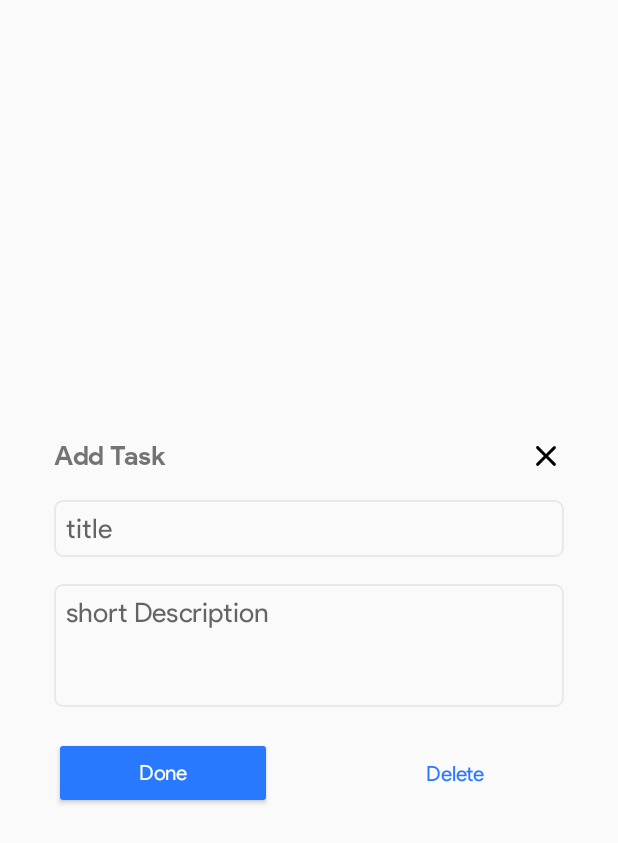
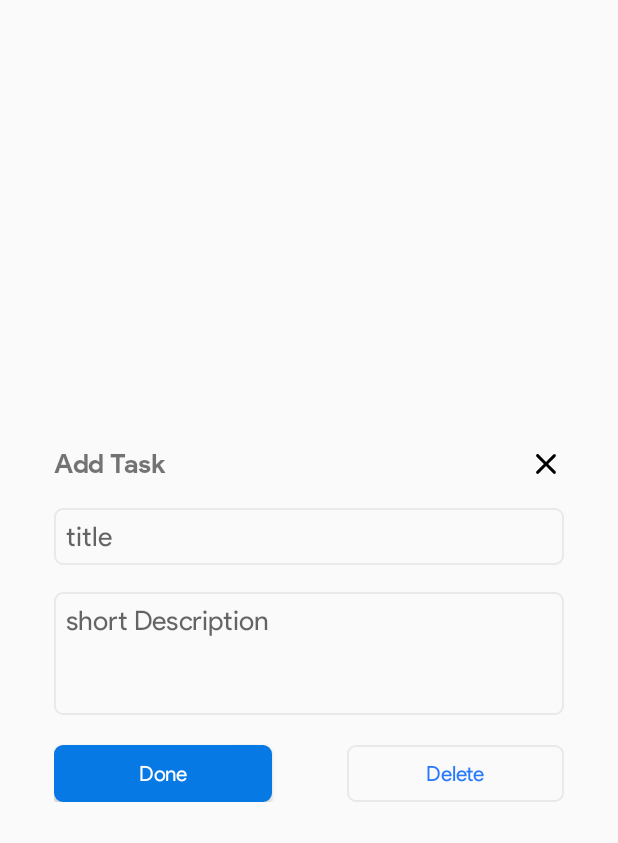
Before and after one commit to captain82/Focus, an Android app: the layout activity_empty.xml on its own in the app's theme, with its tools: preview values and no code run, on a phone screen of 412 x 824 dp. Shown: the top 843 px of the screen. Run offline under Robolectric (Android 15) with nearby library versions, the phone set to English and light mode, and no system bars.

Commit message:
In app functionalities completed.

```diff
--- a/app/src/main/java/com/example/focus/EmptyActivity.kt
+++ b/app/src/main/java/com/example/focus/EmptyActivity.kt
@@ -69,6 +69,8 @@ class EmptyActivity : AppCompatActivity() {
             if(titile.text.isNotBlank() or titile.text.isNotEmpty()){
                 //Toast.makeText(this,"Title cannot be empty" , Toast.LENGTH_SHORT).show()
             }
+
+            onBackPressed()
         }
 
         deleteButton.setOnClickListener {
@@ -77,7 +79,4 @@ class EmptyActivity : AppCompatActivity() {
         }
     }
 
-    private fun editTask(){
-
-    }
 }
--- a/app/src/main/java/com/example/focus/TaskDao.kt
+++ b/app/src/main/java/com/example/focus/TaskDao.kt
@@ -11,6 +11,9 @@ interface TaskDao {
     @Query("UPDATE taskmodel SET title = :title,description = :desc WHERE id=:id")
     fun updateTask(title: String, desc: String, id: Int)
 
+    @Query("UPDATE taskmodel SET isCompleted = :isCompleted WHERE id=:id")
+    fun updateChecker(isCompleted: Boolean, id: Int)
+
     @Query("SELECT * FROM `taskmodel`")
     fun query(): Observable<List<TaskModel>>
 
--- /dev/null
+++ b/app/src/main/res/drawable/rounded_blue_back.xml
@@ -0,0 +1,10 @@
+<?xml version="1.0" encoding="utf-8"?>
+<shape xmlns:android="http://schemas.android.com/apk/res/android"
+    android:shape="rectangle"
+    >
+    <solid android:color="@color/darkBlue"/>
+    <corners android:radius="5dp" />
+    <stroke
+        android:width="1dp"
+        android:color="@color/darkBlue" />
+</shape>
--- a/app/src/main/res/layout/activity_empty.xml
+++ b/app/src/main/res/layout/activity_empty.xml
@@ -74,12 +74,12 @@
                 android:id="@+id/doneButton"
                 android:layout_width="0dp"
                 android:layout_marginRight="50dp"
-                android:layout_height="wrap_content"
+                android:layout_height="38dp"
                 android:layout_marginTop="20dp"
                 android:text="Done"
                 android:textAllCaps="false"
+                android:background="@drawable/rounded_blue_back"
                 android:fontFamily="@font/product_sans_regular"
-                android:backgroundTint="@color/colorPrimary"
                 android:textColor="#ffffff"
                 app:layout_constraintStart_toStartOf="parent"
                 app:layout_constraintEnd_toStartOf="@id/deleteButton"
@@ -88,11 +88,12 @@
             <TextView
                 android:id="@+id/deleteButton"
                 android:layout_width="0dp"
-                android:layout_height="wrap_content"
+                android:layout_height="38dp"
                 app:layout_constraintEnd_toEndOf="parent"
                 android:textColor="@color/colorPrimary"
                 android:text="Delete"
                 android:gravity="center"
+                android:background="@drawable/rounded_line"
                 android:visibility="visible"
                 android:fontFamily="@font/product_sans_regular"
                 app:layout_constraintStart_toEndOf="@id/doneButton"
--- a/app/src/main/res/layout/activity_main.xml
+++ b/app/src/main/res/layout/activity_main.xml
@@ -11,7 +11,7 @@
         android:layout_width="match_parent"
         android:layout_height="wrap_content"
         android:fontFamily="@font/product_sans_bold"
-        android:text="Wednesday"
+        android:text="Sadhka"
         android:textColor="#2a2a2a"
         android:textSize="40dp"
         android:layout_marginStart="24dp"
@@ -37,7 +37,7 @@
         android:layout_width="wrap_content"
         android:layout_height="wrap_content"
         android:fontFamily="@font/product_sans_bold"
-        android:text="18th January,2020"
+        android:text="0/0 completed"
         android:padding="8dp"
         android:layout_marginTop="6dp"
         android:textColor="#5a5a5a"
--- a/app/src/main/res/layout/task_recycler_item.xml
+++ b/app/src/main/res/layout/task_recycler_item.xml
@@ -68,7 +68,7 @@
             android:layout_height="wrap_content"
             android:gravity="center_vertical"
             android:minHeight="24dp"
-            android:textColor="#000000"
+            android:textColor="#5a5a5a"
             android:layout_marginStart="12dp"
             android:fontFamily="@font/product_sans_bold"
             app:layout_constraintStart_toStartOf="parent"
```
Also changed, not shown: app/src/main/java/com/example/focus/MainActivity.kt (+7 -2 lines), app/src/main/java/com/example/focus/RecyclerViewAdapter.kt (+43 -20 lines), app/src/main/java/com/example/focus/TaskViewModel.kt (+7 -0 lines), app/src/main/res/values/colors.xml (+5 -5 lines).
